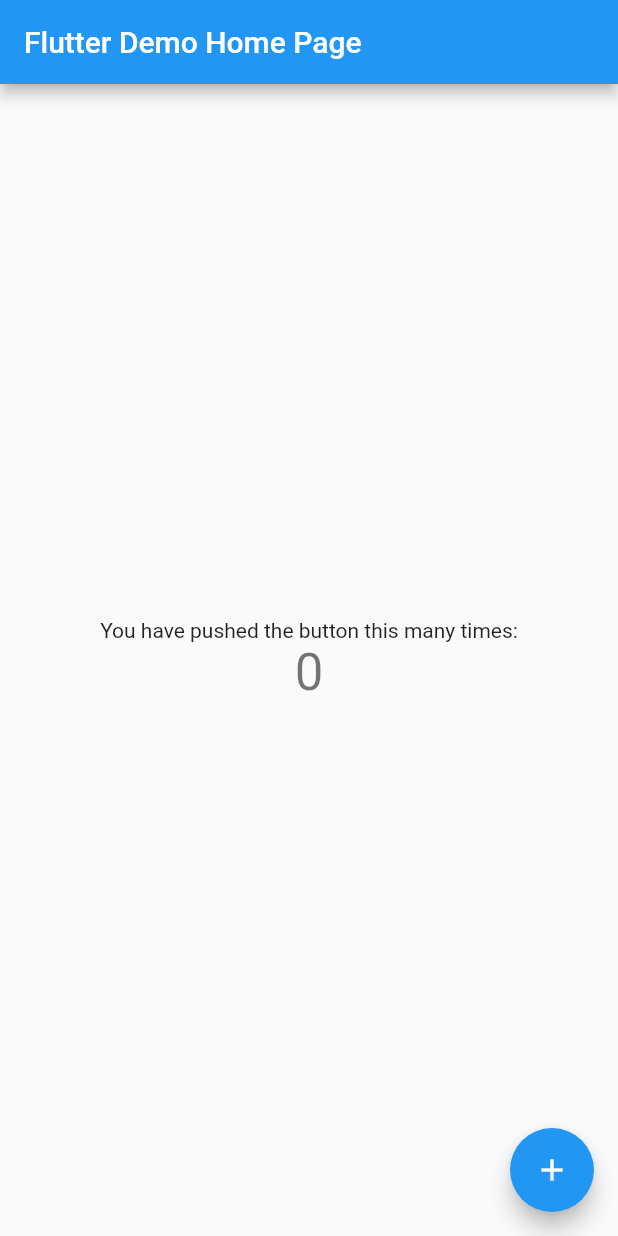
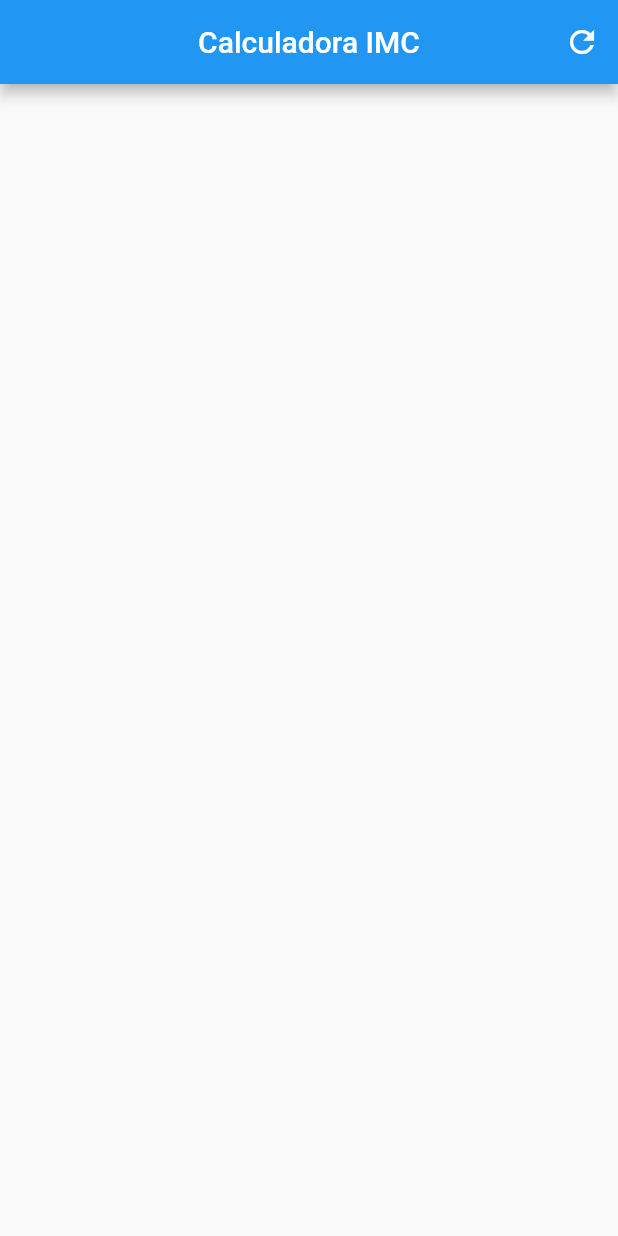
Before and after one commit to MarceloMMacedo/projeto-flutter-calculadora_imc, a Flutter app: the screen it shows after launch, on a phone screen of 412 x 824 dp. Run offline on Flutter 3.47's test engine with Material 2 defaults, Android fonts, the phone set to English and light mode, and no system bars.

Commit message:
Add appBar

```diff
--- a/lib/main.dart
+++ b/lib/main.dart
@@ -1,92 +1,33 @@
 import 'package:flutter/material.dart';
+import 'package:flutter/widgets.dart';
+void main(){
+  runApp(MaterialApp(
+    home:Home() ,
+  )
+  );
+}
+class Home extends StatefulWidget {
+  const Home({Key key}) : super(key: key);
 
-void main() {
-  runApp(MyApp());
+  @override
+  _HomeState createState() => _HomeState();
 }
 
-class MyApp extends StatelessWidget {
-  // This widget is the root of your application.
+class _HomeState extends State<Home> {
   @override
   Widget build(BuildContext context) {
-    return MaterialApp(
-      title: 'Flutter Demo',
-      theme: ThemeData(
+    return Scaffold(
+      appBar: AppBar(
+        title:Text( "Calculadora IMC"),
+        centerTitle: true,
+        actions: <Widget>[
+          IconButton(
+            icon:  Icon(Icons.refresh) ,
+            onPressed: () {},
+          )
+        ],
+      ),
 
-        primarySwatch: Colors.blue,
-      ),
-      home: MyHomePage(title: 'Flutter Demo Home Page'),
     );
   }
 }
-
-class MyHomePage extends StatefulWidget {
-  MyHomePage({Key key, this.title}) : super(key: key);
-
-  final String title;
-
-  @override
-  _MyHomePageState createState() => _MyHomePageState();
-}
-
-class _MyHomePageState extends State<MyHomePage> {
-  int _counter = 0;
-
-  void _incrementCounter() {
-    setState(() {
-
-      _counter++;
-    });
-  }
-
-  @override
-  Widget build(BuildContext context) {
-    // This method is rerun every time setState is called, for instance as done
-    // by the _incrementCounter method above.
-    //
-    // The Flutter framework has been optimized to make rerunning build methods
-    // fast, so that you can just rebuild anything that needs updating rather
-    // than having to individually change instances of widgets.
-    return Scaffold(
-      appBar: AppBar(
-        // Here we take the value from the MyHomePage object that was created by
-        // the App.build method, and use it to set our appbar title.
-        title: Text(widget.title),
-      ),
-      body: Center(
-        // Center is a layout widget. It takes a single child and positions it
-        // in the middle of the parent.
-        child: Column(
-          // Column is also a layout widget. It takes a list of children and
-          // arranges them vertically. By default, it sizes itself to fit its
-          // children horizontally, and tries to be as tall as its parent.
-          //
-          // Invoke "debug painting" (press "p" in the console, choose the
-          // "Toggle Debug Paint" action from the Flutter Inspector in Android
-          // Studio, or the "Toggle Debug Paint" command in Visual Studio Code)
-          // to see the wireframe for each widget.
-          //
-          // Column has various properties to control how it sizes itself and
-          // how it positions its children. Here we use mainAxisAlignment to
-          // center the children vertically; the main axis here is the vertical
-          // axis because Columns are vertical (the cross axis would be
-          // horizontal).
-          mainAxisAlignment: MainAxisAlignment.center,
-          children: <Widget>[
-            Text(
-              'You have pushed the button this many times:',
-            ),
-            Text(
-              '$_counter',
-              style: Theme.of(context).textTheme.headline4,
-            ),
-          ],
-        ),
-      ),
-      floatingActionButton: FloatingActionButton(
-        onPressed: _incrementCounter,
-        tooltip: 'Increment',
-        child: Icon(Icons.add),
-      ), // This trailing comma makes auto-formatting nicer for build methods.
-    );
-  }
-}
```
Also changed, not shown: 1 other file.
